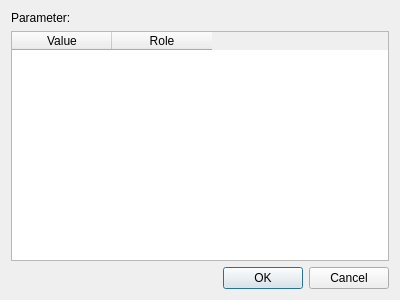
The window that MantidQt/CustomInterfaces/inc/MantidQtCustomInterfaces/MultiDatasetFit/EditLocalParameterDialog.ui (mantidproject/mantid) describes before a commit, drawn with Qt 5.
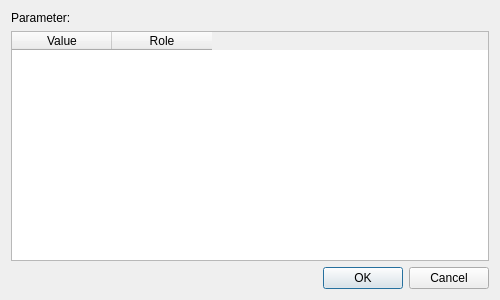
The same window after the commit.

Patch:
```diff
--- a/MantidQt/CustomInterfaces/inc/MantidQtCustomInterfaces/MultiDatasetFit/EditLocalParameterDialog.ui
+++ b/MantidQt/CustomInterfaces/inc/MantidQtCustomInterfaces/MultiDatasetFit/EditLocalParameterDialog.ui
@@ -6,7 +6,7 @@
    <rect>
     <x>0</x>
     <y>0</y>
-    <width>400</width>
+    <width>500</width>
     <height>300</height>
    </rect>
   </property>
```
